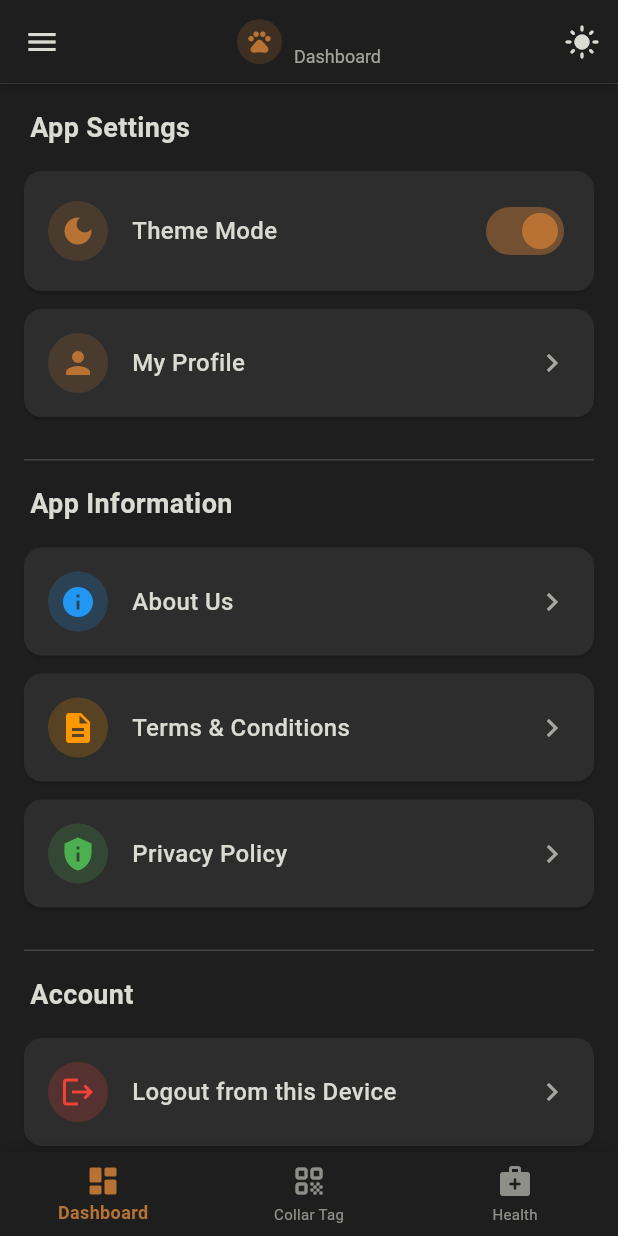
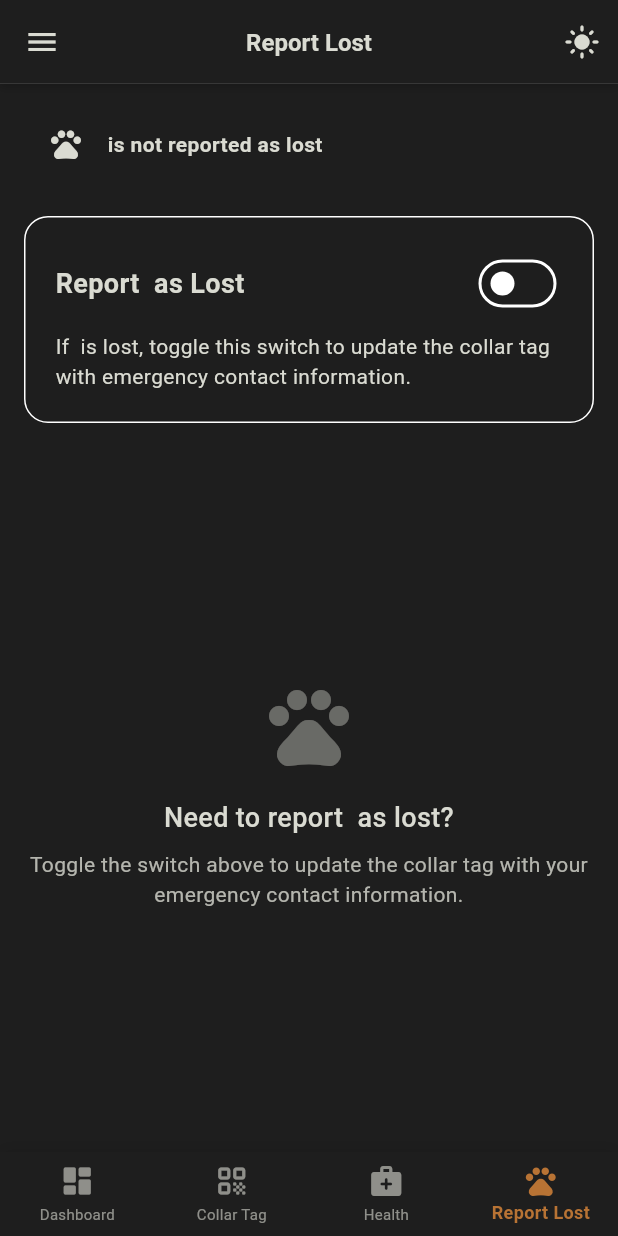
Before and after one commit to zaidy-mughal/GSC-2025-Team-KhanaBadosh, a Flutter app: the CatMain screen opened directly with empty values, swiped to page 4, on a phone screen of 412 x 824 dp. Run offline on Flutter 3.47's test engine with Material 3 defaults, Android fonts, the phone set to English and light mode, and no system bars; our stand-ins replace cached_network_image, flutter_cache_manager, flutter_local_notifications, flutter_markdown, google_generative_ai, image_picker and 4 more; accounts and stored records are empty.

Commit message:
added report lost screen (dummy)

```diff
--- a/lib/views/cat/cat_main.dart
+++ b/lib/views/cat/cat_main.dart
@@ -4,8 +4,9 @@ import '../../core/theme/theme_provider.dart';
 import '../cat/cat_dashboard.dart';
 import '../cat/collar_tag_screen.dart';
 import '../cat/health_screen.dart';
-import '../user/settings_dialog.dart';
-import '../user/settings_screen.dart';
+import '../cat/report_lost_screen.dart'; // Add this new import
+import '../settings/settings_dialog.dart';
+import '../settings/settings_screen.dart';
 
 class CatMain extends StatefulWidget {
   final Map<String, dynamic> cat;
@@ -26,6 +27,7 @@ class _CatMainState extends State<CatMain> {
     'Dashboard',
     'Collar Tag',
     'Health',
+    'Report Lost',
     'Settings'
   ];
   bool _isDialogOpen = false;
@@ -39,7 +41,8 @@ class _CatMainState extends State<CatMain> {
   static const int kDashboardIndex = 0;
   static const int kCollarTagIndex = 1;
   static const int kHealthIndex = 2;
-  static const int kSettingsIndex = 3;
+  static const int kReportLostIndex = 3; // Add this new constant
+  static const int kSettingsIndex = 4;   // Update this index
 
   @override
   void initState() {
@@ -72,6 +75,7 @@ class _CatMainState extends State<CatMain> {
       CatDashboard(cat: widget.cat, onNavigateToTab: _navigateToTab),
       CollarTagScreen(cat: widget.cat),
       HealthScreen(cat: widget.cat),
+      ReportLostScreen(cat: widget.cat), // Add the new Report Lost screen
       const SettingsScreen(),
     ];
   }
@@ -85,7 +89,7 @@ class _CatMainState extends State<CatMain> {
     }
 
     // Don't navigate to settings from bottom nav - settings is only accessible from dialog
-    if (index < kSettingsIndex) {
+    if (index <= kReportLostIndex) {  // Updated to include Report Lost in nav
       _navigateToTab(index);
     }
   }
@@ -163,7 +167,7 @@ class _CatMainState extends State<CatMain> {
       final currentPage = _pageController.page?.round() ?? 0;
       final isSwipingLeft = notification.metrics.pixels > _dragStartPosition;
 
-      // Case 1: On settings page (index 3), prevent any swipe navigation
+      // Case 1: On settings page (index 4), prevent any swipe navigation
       if (currentPage == kSettingsIndex) {
         if (notification is ScrollUpdateNotification) {
           _pageController.jumpToPage(kSettingsIndex);
@@ -172,10 +176,10 @@ class _CatMainState extends State<CatMain> {
       }
 
       // Case 2: Trying to swipe to settings page
-      else if (currentPage == kHealthIndex && isSwipingLeft) {
-        // Prevent swiping left to settings from health page
+      else if (currentPage == kReportLostIndex && isSwipingLeft) {
+        // Prevent swiping left to settings from Report Lost page
         if (notification is ScrollUpdateNotification) {
-          _pageController.jumpToPage(kHealthIndex);
+          _pageController.jumpToPage(kReportLostIndex);
         }
         return true; // Block the scroll
       }
@@ -227,60 +231,13 @@ class _CatMainState extends State<CatMain> {
                   : Icon(Icons.menu, color: colors.onSurface),
               onPressed: _showSettingsDialog,
             ),
-            title: Row(
-              mainAxisSize: MainAxisSize.min,
-              children: [
-                // Cat profile picture if available
-                if (widget.cat['image_url'] != null && widget.cat['image_url'].isNotEmpty)
-                  Container(
-                    width: 30,
-                    height: 30,
-                    margin: const EdgeInsets.only(right: 8),
-                    decoration: BoxDecoration(
-                      shape: BoxShape.circle,
-                      image: DecorationImage(
-                        image: NetworkImage(widget.cat['image_url']),
-                        fit: BoxFit.cover,
-                      ),
-                    ),
-                  )
-                else
-                  Container(
-                    width: 30,
-                    height: 30,
-                    margin: const EdgeInsets.only(right: 8),
-                    decoration: BoxDecoration(
-                      shape: BoxShape.circle,
-                      color: colors.primary.withOpacity(0.2),
-                    ),
-                    child: Icon(
-                      Icons.pets,
-                      size: 18,
-                      color: colors.primary,
-                    ),
-                  ),
-                Column(
-                  crossAxisAlignment: CrossAxisAlignment.start,
-                  mainAxisSize: MainAxisSize.min,
-                  children: [
-                    Text(
-                      widget.cat['name'] ?? 'Cat Profile',
-                      style: TextStyle(
-                        fontWeight: FontWeight.bold,
-                        fontSize: 16,
-                        color: colors.onSurface,
-                      ),
-                    ),
-                    Text(
-                      _selectedIndex < _titles.length ? _titles[_selectedIndex] : _titles[0],
-                      style: TextStyle(
-                        fontSize: 12,
-                        color: colors.onSurface.withOpacity(0.7),
-                      ),
-                    ),
-                  ],
-                ),
-              ],
+            title: Text(
+              _selectedIndex < _titles.length ? _titles[_selectedIndex] : _titles[0],
+              style: TextStyle(
+                fontWeight: FontWeight.bold,
+                fontSize: 16,
+                color: colors.onSurface,
+              ),
             ),
             elevation: 0,
             backgroundColor: colors.surface,
@@ -352,6 +309,11 @@ class _CatMainState extends State<CatMain> {
               label: 'Health',
               activeIcon: Icon(Icons.medical_services),
             ),
+            BottomNavigationBarItem(
+              icon: Icon(Icons.pets_rounded),
+              label: 'Report Lost',
+              activeIcon: Icon(Icons.pets),
+            ),
           ],
         ),
       ),
--- /dev/null
+++ b/lib/views/cat/report_lost_screen.dart
@@ -0,0 +1,296 @@
+import 'package:flutter/material.dart';
+
+class ReportLostScreen extends StatefulWidget {
+  final Map<String, dynamic> cat;
+
+  const ReportLostScreen({
+    Key? key,
+    required this.cat,
+  }) : super(key: key);
+
+  @override
+  State<ReportLostScreen> createState() => _ReportLostScreenState();
+}
+
+class _ReportLostScreenState extends State<ReportLostScreen> {
+  bool _isReportingLost = false;
+  final _formKey = GlobalKey<FormState>();
+  final _lastSeenController = TextEditingController();
+  final _descriptionController = TextEditingController();
+  final _contactController = TextEditingController();
+
+  @override
+  void dispose() {
+    _lastSeenController.dispose();
+    _descriptionController.dispose();
+    _contactController.dispose();
+    super.dispose();
+  }
+
+  @override
+  Widget build(BuildContext context) {
+    final colors = Theme.of(context).colorScheme;
+
+    return Scaffold(
+      body: SafeArea(
+        child: Padding(
+          padding: const EdgeInsets.all(16.0),
+          child: Column(
+            crossAxisAlignment: CrossAxisAlignment.start,
+            children: [
+              // Status indicator
+              Container(
+                padding: const EdgeInsets.symmetric(horizontal: 16, vertical: 12),
+                decoration: BoxDecoration(
+                  color: _isReportingLost
+                      ? colors.errorContainer
+                      : colors.surfaceVariant,
+                  borderRadius: BorderRadius.circular(12),
+                ),
+                child: Row(
+                  children: [
+                    Icon(
+                      _isReportingLost ? Icons.error_outline : Icons.pets,
+                      color: _isReportingLost ? colors.error : colors.onSurfaceVariant,
+                    ),
+                    const SizedBox(width: 12),
+                    Expanded(
+                      child: Column(
+                        crossAxisAlignment: CrossAxisAlignment.start,
+                        children: [
+                          Text(
+                            _isReportingLost
+                                ? '${widget.cat['name']} is marked as lost'
+                                : '${widget.cat['name']} is not reported as lost',
+                            style: TextStyle(
+                              fontWeight: FontWeight.bold,
+                              color: _isReportingLost ? colors.onErrorContainer : colors.onSurfaceVariant,
+                            ),
+                          ),
+                          if (_isReportingLost)
+                            Text(
+                              'Your contact details are visible to anyone who scans the collar tag',
+                              style: TextStyle(
+                                fontSize: 12,
+                                color: colors.onErrorContainer.withOpacity(0.8),
+                              ),
+                            ),
+                        ],
+                      ),
+                    ),
+                  ],
+                ),
+              ),
+
+              const SizedBox(height: 24),
+
+              // Report lost toggle
+              AnimatedContainer(
+                duration: const Duration(milliseconds: 300),
+                padding: const EdgeInsets.all(20),
+                decoration: BoxDecoration(
+                  color: colors.surfaceVariant.withOpacity(0.5),
+                  borderRadius: BorderRadius.circular(16),
+                  border: Border.all(
+                    color: _isReportingLost
+                        ? colors.error
+                        : colors.outlineVariant,
+                    width: 1,
+                  ),
+                ),
+                child: Column(
+                  crossAxisAlignment: CrossAxisAlignment.start,
+                  children: [
+                    Row(
+                      mainAxisAlignment: MainAxisAlignment.spaceBetween,
+                      children: [
+                        Text(
+                          _isReportingLost ? 'Cancel Lost Status' : 'Report ${widget.cat['name']} as Lost',
+                          style: TextStyle(
+                            fontSize: 18,
+                            fontWeight: FontWeight.bold,
+                            color: colors.onSurface,
+                          ),
+                        ),
+                        Switch(
+                          value: _isReportingLost,
+                          activeColor: colors.error,
+                          onChanged: (value) {
+                            setState(() {
+                              _isReportingLost = value;
+                            });
+                          },
+                        ),
+                      ],
+                    ),
+
+                    const SizedBox(height: 8),
+
+                    Text(
+                      _isReportingLost
+                          ? 'Your cat is marked as lost. Anyone who scans the collar tag will see your contact details and information to help return ${widget.cat['name']}.'
+                          : 'If ${widget.cat['name']} is lost, toggle this switch to update the collar tag with emergency contact information.',
+                      style: TextStyle(
+                        color: colors.onSurfaceVariant,
+                        fontSize: 14,
+                      ),
+                    ),
+                  ],
+                ),
+              ),
+
+              const SizedBox(height: 24),
+
+              // Form fields that appear when reporting lost
+              if (_isReportingLost)
+                Expanded(
+                  child: Form(
+                    key: _formKey,
+                    child: SingleChildScrollView(
+                      child: Column(
+                        crossAxisAlignment: CrossAxisAlignment.start,
+                        children: [
+                          Text(
+                            'Lost Pet Details',
+                            style: TextStyle(
+                              fontSize: 18,
+                              fontWeight: FontWeight.bold,
+                              color: colors.onSurface,
+                            ),
+                          ),
+
+                          const SizedBox(height: 16),
+
+                          // Last seen location
+                          TextFormField(
+                            controller: _lastSeenController,
+                            decoration: InputDecoration(
+                              labelText: 'Last Seen Location',
+                              hintText: 'Where was your cat last seen?',
+                              border: OutlineInputBorder(
+                                borderRadius: BorderRadius.circular(8),
+                              ),
+                              prefixIcon: const Icon(Icons.location_on_outlined),
+                            ),
+                            validator: (value) {
+                              if (value == null || value.isEmpty) {
+                                return 'Please enter the last seen location';
+                              }
+                              return null;
+                            },
+                          ),
+
+                          const SizedBox(height: 16),
+
+                          // Description
+                          TextFormField(
+                            controller: _descriptionController,
+                            decoration: InputDecoration(
+                              labelText: 'Description',
+                              hintText: 'Any unique traits or details that would help identify your cat',
+                              border: OutlineInputBorder(
+                                borderRadius: BorderRadius.circular(8),
+                              ),
+                              prefixIcon: const Icon(Icons.description_outlined),
+                            ),
+                            maxLines: 3,
+                          ),
+
+                          const SizedBox(height: 16),
+
+                          // Contact information
+                          TextFormField(
+                            controller: _contactController,
+                            decoration: InputDecoration(
+                              labelText: 'Contact Information',
+                              hintText: 'Your phone number and/or email',
+                              border: OutlineInputBorder(
+                                borderRadius: BorderRadius.circular(8),
+                              ),
+                              prefixIcon: const Icon(Icons.contact_phone_outlined),
+                            ),
+                            validator: (value) {
+                              if (value == null || value.isEmpty) {
+                                return 'Please provide contact information';
+                              }
+                              return null;
+                            },
+                          ),
+
+                          const SizedBox(height: 24),
+
+                          // Submit button
+                          SizedBox(
+                            width: double.infinity,
+                            child: ElevatedButton(
+                              onPressed: () {
+                                if (_formKey.currentState!.validate()) {
+                                  // Process form data and update lost status
+                                  ScaffoldMessenger.of(context).showSnackBar(
+                                    const SnackBar(
+                                      content: Text('Lost status updated'),
+                                      duration: Duration(seconds: 2),
+                                    ),
+                                  );
+                                }
+                              },
+                              style: ElevatedButton.styleFrom(
+                                backgroundColor: colors.error,
+                                foregroundColor: colors.onError,
+                                padding: const EdgeInsets.symmetric(vertical: 16),
+                                shape: RoundedRectangleBorder(
+                                  borderRadius: BorderRadius.circular(8),
+                                ),
+                              ),
+                              child: const Text(
+                                'Update Lost Status',
+                                style: TextStyle(fontSize: 16, fontWeight: FontWeight.bold),
+                              ),
+                            ),
+                          ),
+                        ],
+                      ),
+                    ),
+                  ),
+                ),
+
+              // Information when not reporting lost
+              if (!_isReportingLost)
+                Expanded(
+                  child: Column(
+                    mainAxisAlignment: MainAxisAlignment.center,
+                    crossAxisAlignment: CrossAxisAlignment.center,
+                    children: [
+                      Icon(
+                        Icons.pets,
+                        size: 64,
+                        color: colors.onSurfaceVariant.withOpacity(0.4),
+                      ),
+                      const SizedBox(height: 16),
+                      Text(
+                        'Need to report ${widget.cat['name']} as lost?',
+                        style: TextStyle(
+                          fontSize: 18,
+                          fontWeight: FontWeight.w500,
+                          color: colors.onSurfaceVariant,
+                        ),
+                        textAlign: TextAlign.center,
+                      ),
+                      const SizedBox(height: 8),
+                      Text(
+                        'Toggle the switch above to update the collar tag with your emergency contact information.',
+                        style: TextStyle(
+                          color: colors.onSurfaceVariant.withOpacity(0.8),
+                        ),
+                        textAlign: TextAlign.center,
+                      ),
+                    ],
+                  ),
+                ),
+            ],
+          ),
+        ),
+      ),
+    );
+  }
+}
--- a/lib/views/user/user_main.dart
+++ b/lib/views/user/user_main.dart
@@ -6,8 +6,8 @@ import '../user/user_cats_screen.dart';
 import '../user/news_screen.dart';
 import '../user/chat_screen.dart';
 import '../user/lost_and_found_screen.dart';
-import 'settings_dialog.dart';
-import 'settings_screen.dart';
+import '../settings/settings_dialog.dart';
+import '../settings/settings_screen.dart';
 
 class UserMain extends StatefulWidget {
   const UserMain({super.key});
```
Also changed, not shown: lib/views/settings/settings_dialog.dart (renamed from lib/views/user/settings_dialog.dart), lib/views/settings/settings_screen.dart (renamed from lib/views/user/settings_screen.dart).
